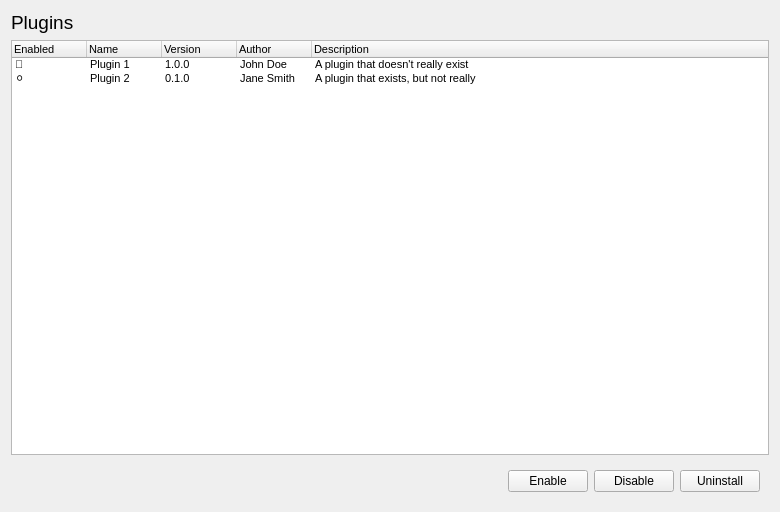
First picture: the form in meg_runtime/ui/pluginspanel.ui, repository ibedard16/Runtime, before the edit.
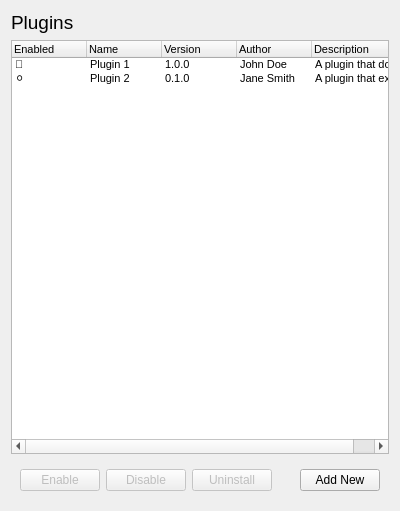
Second picture: the form after the edit.

Commit message:
Start add plugin panel implementation
Still not finalized yet, wanted to commit this for now for smaller commits (for review purposes).

Patch:
```diff
--- a/meg_runtime/ui/pluginspanel.ui
+++ b/meg_runtime/ui/pluginspanel.ui
@@ -6,8 +6,8 @@
    <rect>
     <x>0</x>
     <y>0</y>
-    <width>780</width>
-    <height>512</height>
+    <width>400</width>
+    <height>511</height>
    </rect>
   </property>
   <property name="windowTitle">
@@ -128,6 +128,45 @@
    <item>
     <widget class="QWidget" name="horizontalWidget" native="true">
      <layout class="QHBoxLayout" name="horizontalLayout">
+      <item>
+       <widget class="QPushButton" name="enableButton">
+        <property name="enabled">
+         <bool>false</bool>
+        </property>
+        <property name="text">
+         <string>Enable</string>
+        </property>
+       </widget>
+      </item>
+      <item>
+       <widget class="QPushButton" name="disableButton">
+        <property name="enabled">
+         <bool>false</bool>
+        </property>
+        <property name="text">
+         <string>Disable</string>
+        </property>
+       </widget>
+      </item>
+      <item>
+       <widget class="QPushButton" name="uninstallButton">
+        <property name="enabled">
+         <bool>false</bool>
+        </property>
+        <property name="text">
+         <string>Uninstall</string>
+        </property>
+        <property name="checkable">
+         <bool>false</bool>
+        </property>
+        <property name="default">
+         <bool>false</bool>
+        </property>
+        <property name="flat">
+         <bool>false</bool>
+        </property>
+       </widget>
+      </item>
       <item>
        <spacer name="horizontalSpacer">
         <property name="orientation">
@@ -142,23 +181,12 @@
        </spacer>
       </item>
       <item>
-       <widget class="QPushButton" name="enableButton">
-        <property name="text">
-         <string>Enable</string>
+       <widget class="QPushButton" name="addButton">
+        <property name="enabled">
+         <bool>true</bool>
         </property>
-       </widget>
-      </item>
-      <item>
-       <widget class="QPushButton" name="disableButton">
         <property name="text">
-         <string>Disable</string>
-        </property>
-       </widget>
-      </item>
-      <item>
-       <widget class="QPushButton" name="uninstallButton">
-        <property name="text">
-         <string>Uninstall</string>
+         <string>Add New</string>
         </property>
        </widget>
       </item>
```
Left out of the diff: 2 changed lines with no effect on the pictures. The commit also changes 6 other files.
